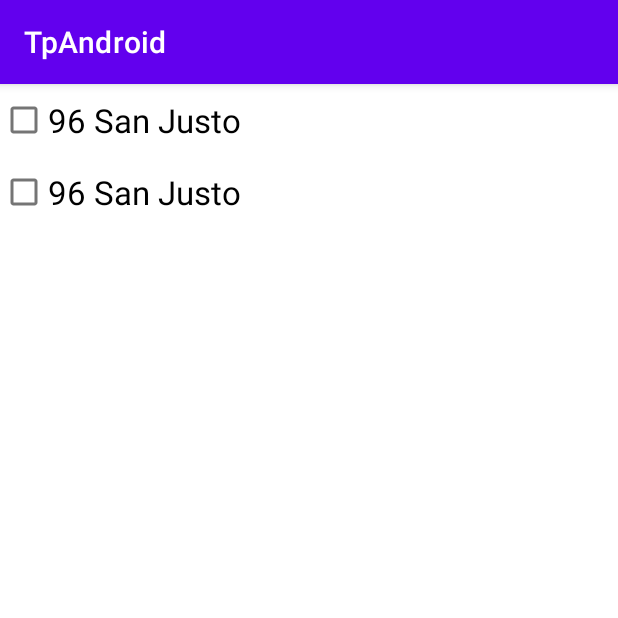
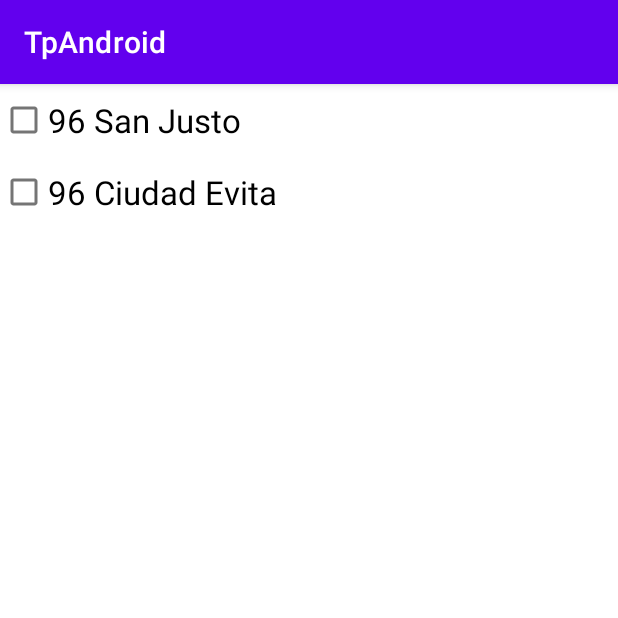
Before and after one commit to PazMatias/TpAndroid, an Android app: the HomeActivity screen opened directly, with no data from a screen before it, item 2 of the bottom bar chosen, on a phone screen of 412 x 824 dp, the top half of it. Run offline under Robolectric (Android 15) with nearby library versions, the phone set to English and light mode, and no system bars; 1 statement that could not run was skipped.

Commit message:
Se agrego un sonido para el shake y un par de weas mas

```diff
--- a/app/src/main/java/com/example/tpandroid/Views/Fragments/LinesFragment.java
+++ b/app/src/main/java/com/example/tpandroid/Views/Fragments/LinesFragment.java
@@ -1,5 +1,6 @@
 package com.example.tpandroid.Views.Fragments;
 
+import android.app.Activity;
 import android.hardware.SensorManager;
 import android.media.MediaPlayer;
 import android.os.Bundle;
@@ -14,6 +15,7 @@ import android.view.ViewGroup;
 import android.widget.CheckBox;
 
 import com.example.tpandroid.R;
+import com.example.tpandroid.Views.HomeActivity;
 import com.example.tpandroid.Views.RegisterActivity;
 import android.hardware.Sensor;
 import android.hardware.SensorEvent;
@@ -40,8 +42,7 @@ public class LinesFragment extends Fragment {
     private String mParam2;
 
     private CheckBox checkBox;
-    private MediaPlayer mPlayer;
-    private SensorManager mSensor;
+
     public LinesFragment() {
         // Required empty public constructor
     }
@@ -64,6 +65,17 @@ public class LinesFragment extends Fragment {
         return fragment;
     }
 
+    private RegisterSensor listener;
+    @Override
+    public void onAttach(Activity activity) {
+        super.onAttach(activity);
+        try {
+            listener = (RegisterSensor) activity;
+        } catch (ClassCastException castException) {
+            /** The activity does not implement the listener. */
+        }
+    }
+
     @Override
     public void onCreate(Bundle savedInstanceState) {
         super.onCreate(savedInstanceState);
@@ -78,8 +90,8 @@ public class LinesFragment extends Fragment {
                              Bundle savedInstanceState) {
         // Inflate the layout for this fragment
         View home = inflater.inflate(R.layout.fragment_lines, container, false);
-        checkBox = home.findViewById(R.id.line_96_checkbox);
-        mSensor = home.getSystemService(SENSOR_SERVICE);
+        checkBox = home.findViewById(R.id.line_96_ciudad_evita_checkbox);
+
         return home;
     }
 
@@ -91,8 +103,16 @@ public class LinesFragment extends Fragment {
             public void onClick(View v) {
 
                 if (checkBox.isChecked())
-                    Log.i(TAG,"HOLA MUNDO");
+                    listener.registerSenser();
+                else
+                    listener.unregisterSenser();
+
             }
         });
     }
+
+    public interface RegisterSensor{
+        public void registerSenser();
+        public void unregisterSenser();
+    }
 }
--- a/app/src/main/java/com/example/tpandroid/Views/HomeActivity.java
+++ b/app/src/main/java/com/example/tpandroid/Views/HomeActivity.java
@@ -21,7 +21,7 @@ import com.example.tpandroid.Views.Fragments.MetricsFragment;
 import com.example.tpandroid.Views.Fragments.TipsFragment;
 import com.google.android.material.bottomnavigation.BottomNavigationView;
 
-public class HomeActivity extends AppCompatActivity implements SensorEventListener, CompoundButton.OnCheckedChangeListener {
+public class HomeActivity extends AppCompatActivity implements SensorEventListener, CompoundButton.OnCheckedChangeListener , LinesFragment.RegisterSensor {
 
     private final static float ACC = 30;
 
@@ -37,7 +37,7 @@ public class HomeActivity extends AppCompatActivity implements SensorEventListen
         email = getIntent().getExtras().getString("email");
         bottomNavigationView = findViewById(R.id.bottomNavigation);
         mSensor = (SensorManager) getSystemService(SENSOR_SERVICE);
-        mPlayer = MediaPlayer.create(this,R.raw.minecraftEating);
+        mPlayer = MediaPlayer.create(this,R.raw.minecrafteating);
 
         mPlayer.setOnPreparedListener(new MediaPlayer.OnPreparedListener() {
             @Override
@@ -89,7 +89,7 @@ public class HomeActivity extends AppCompatActivity implements SensorEventListen
         super.onStop();
     }
 
-    private void registerSenser()
+    public void registerSenser()
     {
         boolean done;
         done = mSensor.registerListener((SensorEventListener) this, mSensor.getDefaultSensor(Sensor.TYPE_ACCELEROMETER), SensorManager.SENSOR_DELAY_NORMAL);
@@ -102,7 +102,7 @@ public class HomeActivity extends AppCompatActivity implements SensorEventListen
         Log.i("sensor", "register");
     }
 
-    private void unregisterSenser()
+    public void unregisterSenser()
     {
         mSensor.unregisterListener((SensorEventListener) this);
         Log.i("sensor", "unregister");
--- a/app/src/main/res/values/strings.xml
+++ b/app/src/main/res/values/strings.xml
@@ -11,7 +11,7 @@
     <string name="hello_metrics_fragment">Hello metrics fragment</string>
     <string name="hello_tips_fragment">Hello tips fragment</string>
     <string name="line_96_san_justo">96 San Justo</string>
-    <string name="line_96_ciudad_evita">96 San Justo</string>
+    <string name="line_96_ciudad_evita">96 Ciudad Evita</string>
     <string name="login_count">Cantidad de logueos:</string>
 
 </resources>
```
